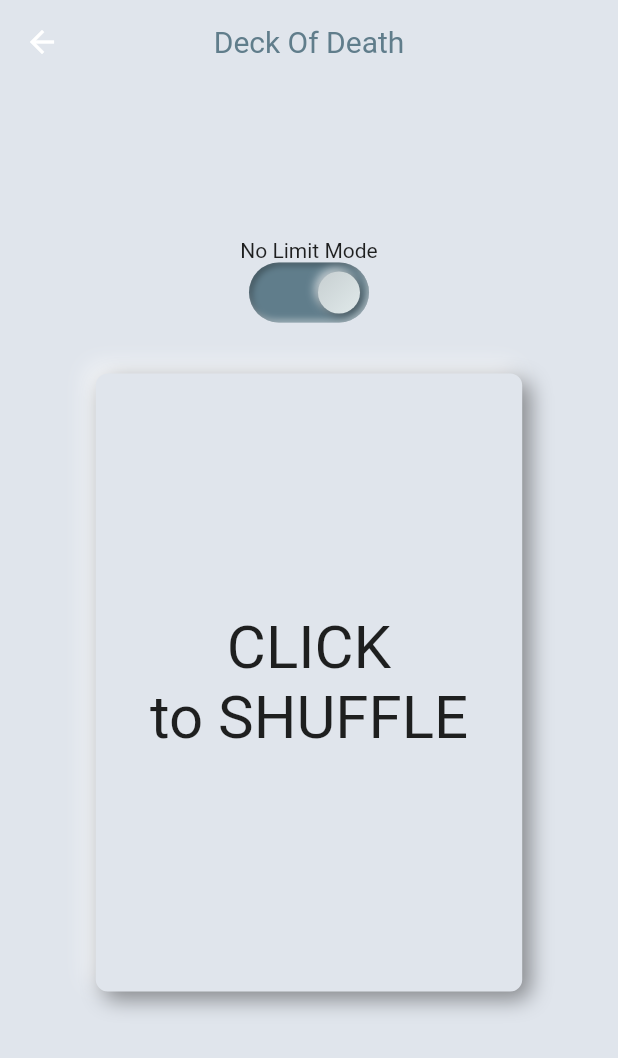
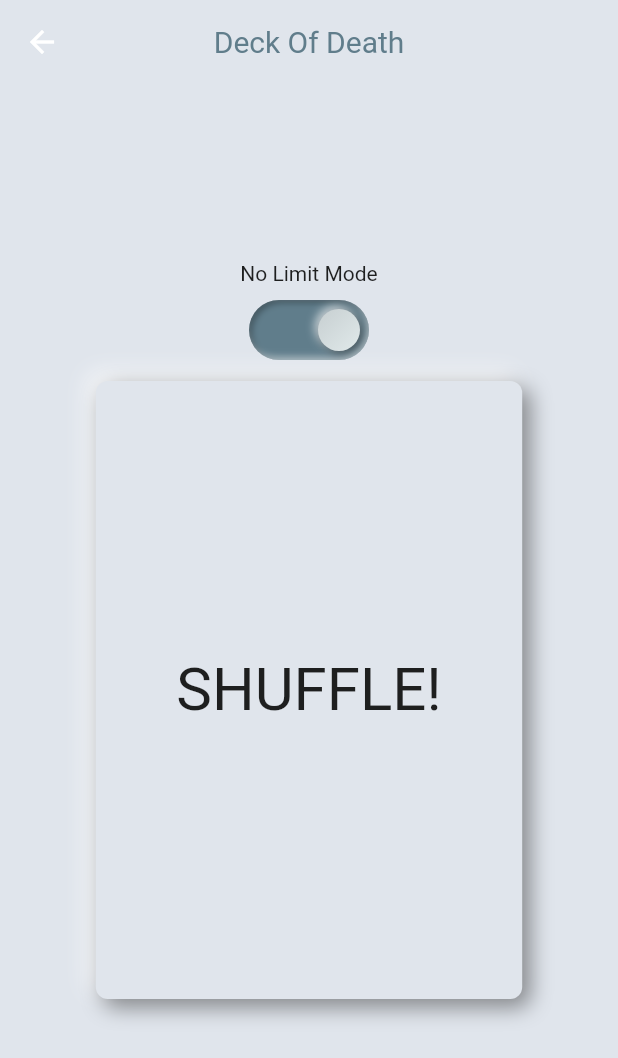
Before and after one commit to tksuns12/jailhouse_workout, a Flutter app: the screen it shows after launch, after a tap on "Deck of Death", on a phone screen of 412 x 824 dp. Shown: the top 1058 px of the screen. Run offline on Flutter 3.47's test engine with Material 2 defaults, Android fonts, the phone set to English and light mode, and no system bars; drawn by our look-alikes of flutter_neumorphic; our stand-ins replace audioplayers, hive, hive_flutter, permission_handler, wakelock; accounts and stored records are empty.

Commit message:
deck of death 크기 조절

```diff
--- a/lib/screens/deck_of_death_screen.dart
+++ b/lib/screens/deck_of_death_screen.dart
@@ -39,7 +39,7 @@ class DeckOfDeathScreen extends StatelessWidget {
                             mainAxisAlignment: MainAxisAlignment.center,
                             children: <Widget>[
                               SizedBox(
-                                height: 60,
+                                height: 80,
                                 width: 200,
                                 child: deck.hasBegun
                                     ? deck.isInfinite
@@ -52,7 +52,9 @@ class DeckOfDeathScreen extends StatelessWidget {
                                     : Column(
                                         children: <Widget>[
                                           Text("No Limit Mode"),
-                                          NeumorphicSwitch(
+                                          Padding(
+                                            padding: const EdgeInsets.only(top: 10),
+                                            child: NeumorphicSwitch(
                                               style: NeumorphicSwitchStyle(
                                                   activeTrackColor:
                                                       Colors.blueGrey),
@@ -63,16 +65,14 @@ class DeckOfDeathScreen extends StatelessWidget {
                                                     kDeckIsInfiniteKey, value);
                                               },
                                             ),
+                                          ),
                                         ],
                                       ),
                               ),
-                              Padding(
-                                padding:
-                                    const EdgeInsets.only(top: 30, bottom: 20),
-                                child: SizedBox(
+                              SizedBox(
                                 height: MediaQuery.of(context).size.height * 0.5,
                                 width: MediaQuery.of(context).size.height * 0.5 * 0.69,
-                                  child: NeumorphicButton(padding: EdgeInsets.zero,
+                                child: NeumorphicButton(padding: EdgeInsets.all(1),
                                   onPressed: () {
                                     if (deck.hasBegun) {
                                       deck.next();
@@ -85,7 +85,7 @@ class DeckOfDeathScreen extends StatelessWidget {
                                           deck.displayedCard.imagePath)
                                       : Center(
                                           child: Text(
-                                              "CLICK\nto SHUFFLE",
+                                            "SHUFFLE!",
                                             style: TextStyle(fontSize: 40),
                                             key: ValueKey(2),
                                             textAlign: TextAlign.center,
@@ -95,9 +95,8 @@ class DeckOfDeathScreen extends StatelessWidget {
                                       color: Color(0xffe0e5ec), depth: 10),
                                 ),
                               ),
-                              ),
                               SizedBox(
-                                height: 10,
+                                height: 30,
                                 width: double.infinity,
                               ),
                               deck.hasBegun
@@ -110,11 +109,11 @@ class DeckOfDeathScreen extends StatelessWidget {
                                         textAlign: TextAlign.center,
                                         style: TextStyle(fontSize: 20),
                                       ),
-                                      style: NeumorphicStyle(
+                                      style: NeumorphicStyle(intensity: 0.8,
                                           depth: -10, color: Color(0xffe0e5ec)),
                                     )
                                   : SizedBox(
-                                      height: 30,
+                                      height: 10,
                                     ),
                             ],
                           )),
```
Lines whose indentation alone changed are shown as unchanged.
